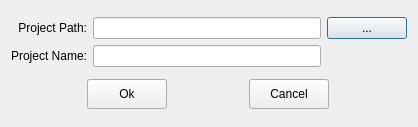
Old version of the form Device_Studio/application/qnewprojectdialog.ui in the repository ybjx1987/Device_Studio.
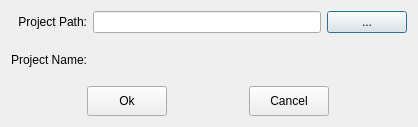
New version of the form.

```diff
--- a/Device_Studio/application/qnewprojectdialog.ui
+++ b/Device_Studio/application/qnewprojectdialog.ui
@@ -26,9 +26,6 @@
        </property>
       </widget>
      </item>
-     <item row="1" column="1">
-      <widget class="QLineEdit" name="lineEdit"/>
-     </item>
      <item row="1" column="0">
       <widget class="QLabel" name="label_2">
        <property name="text">
```
Left out of the diff: 4 changed lines with no effect on the pictures.
